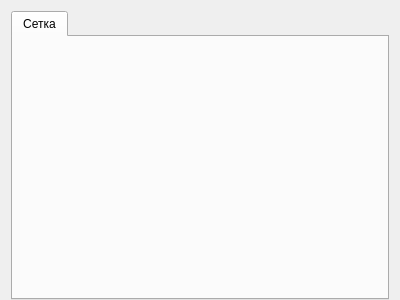
Above: gridsettings.ui from dryerem19/IconEditor before the change. Below: the same form after it.
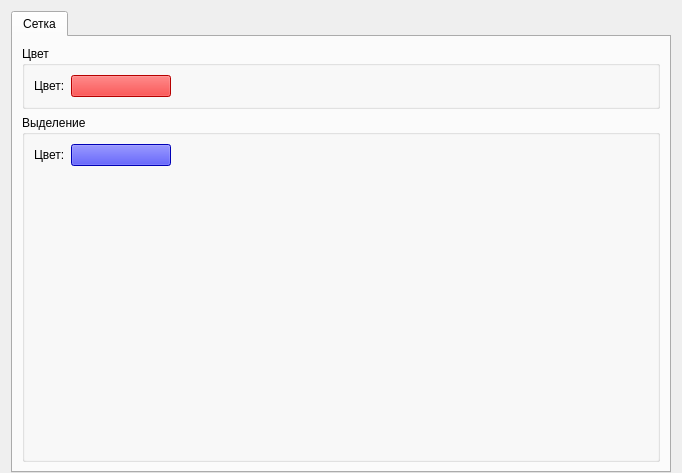
That is the form after the change. Icons and pictures are not drawn. Custom widgets are drawn as their Qt base class.

Commit message: color button

```diff
--- a/gridsettings.ui
+++ b/gridsettings.ui
@@ -6,8 +6,8 @@
    <rect>
     <x>0</x>
     <y>0</y>
-    <width>400</width>
-    <height>300</height>
+    <width>682</width>
+    <height>473</height>
    </rect>
   </property>
   <property name="windowTitle">
@@ -17,7 +17,7 @@
    <iconset resource="resources.qrc">
     <normaloff>:/grid.png</normaloff>:/grid.png</iconset>
   </property>
-  <layout class="QHBoxLayout" name="horizontalLayout">
+  <layout class="QVBoxLayout" name="verticalLayout">
    <property name="bottomMargin">
     <number>0</number>
    </property>
@@ -27,11 +27,90 @@
       <attribute name="title">
        <string>Сетка</string>
       </attribute>
+      <layout class="QVBoxLayout" name="verticalLayout_2">
+       <item>
+        <widget class="QGroupBox" name="colorGroupBox">
+         <property name="sizePolicy">
+          <sizepolicy hsizetype="Preferred" vsizetype="Fixed">
+           <horstretch>0</horstretch>
+           <verstretch>0</verstretch>
+          </sizepolicy>
+         </property>
+         <property name="title">
+          <string>Цвет</string>
+         </property>
+         <layout class="QFormLayout" name="formLayout">
+          <item row="0" column="0">
+           <widget class="QLabel" name="labelGridColor">
+            <property name="text">
+             <string>Цвет:</string>
+            </property>
+           </widget>
+          </item>
+          <item row="0" column="1">
+           <widget class="ColorButton" name="pushButtonGridColor">
+            <property name="maximumSize">
+             <size>
+              <width>100</width>
+              <height>16777215</height>
+             </size>
+            </property>
+            <property name="styleSheet">
+             <string notr="true">background-color: red;</string>
+            </property>
+            <property name="text">
+             <string/>
+            </property>
+           </widget>
+          </item>
+         </layout>
+        </widget>
+       </item>
+       <item>
+        <widget class="QGroupBox" name="selectionGroupBox">
+         <property name="title">
+          <string>Выделение</string>
+         </property>
+         <layout class="QFormLayout" name="formLayout_2">
+          <item row="0" column="0">
+           <widget class="QLabel" name="labelSelectionColor">
+            <property name="text">
+             <string>Цвет:</string>
+            </property>
+           </widget>
+          </item>
+          <item row="0" column="1">
+           <widget class="ColorButton" name="pushButtonSelectionColor">
+            <property name="maximumSize">
+             <size>
+              <width>100</width>
+              <height>16777215</height>
+             </size>
+            </property>
+            <property name="styleSheet">
+             <string notr="true">background-color: blue;</string>
+            </property>
+            <property name="text">
+             <string/>
+            </property>
+           </widget>
+          </item>
+         </layout>
+        </widget>
+       </item>
+      </layout>
      </widget>
     </widget>
    </item>
   </layout>
  </widget>
+ <customwidgets>
+  <customwidget>
+   <class>ColorButton</class>
+   <extends>QPushButton</extends>
+   <header>ui_colorbutton.h</header>
+  </customwidget>
+ </customwidgets>
  <resources>
   <include location="resources.qrc"/>
  </resources>
```
The commit also changes 6 other files.
